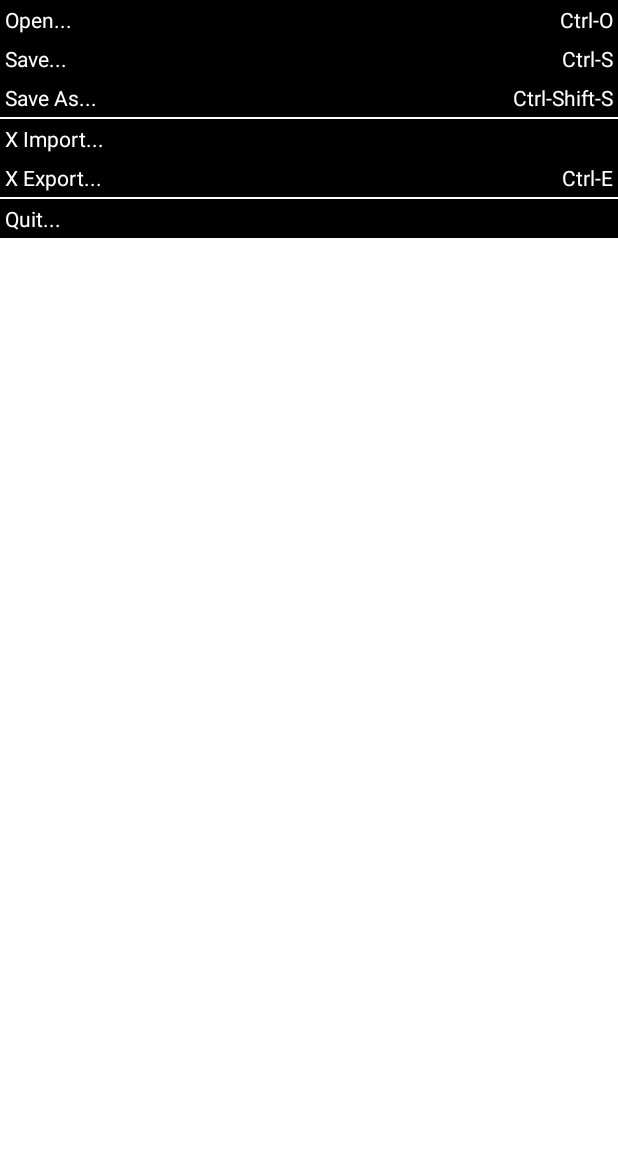
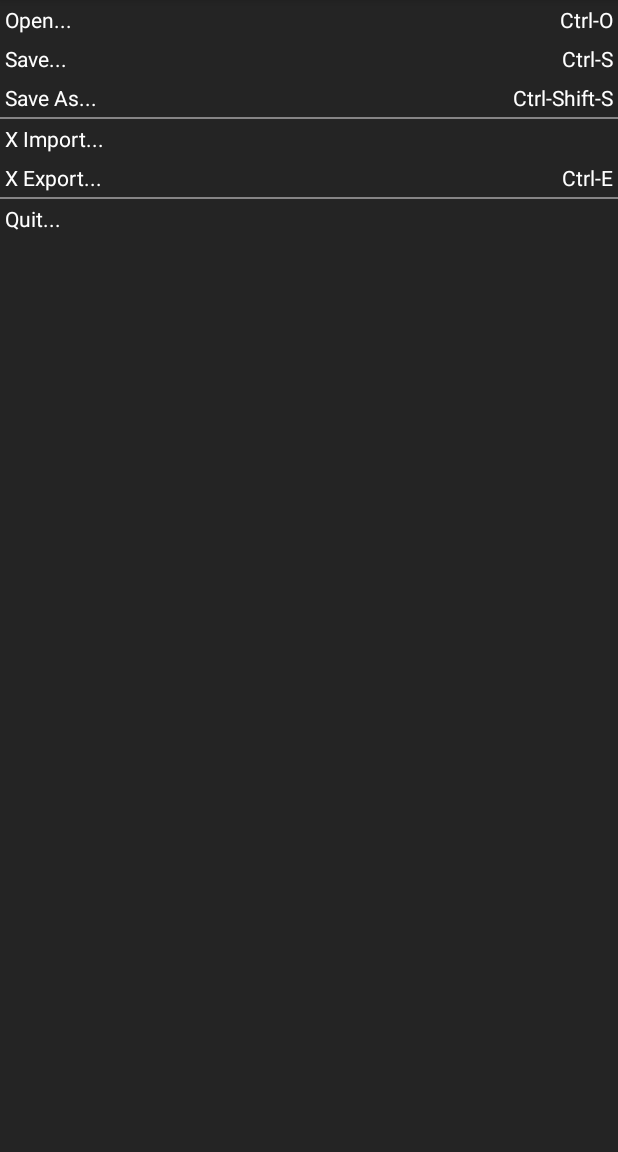
Before and after one commit to BinZrs/Java-, an Android app: the screen it shows after launch (MainActivity_1), on a phone screen of 412 x 824 dp, the part 84-1236 px from its top. Run offline under Robolectric (Android 15) with nearby library versions, the phone set to English and light mode, and no system bars.

Commit message:
安卓 布局实验一

```diff
--- a/androidLayOut/src/main/res/layout/activity_main_3.xml
+++ b/androidLayOut/src/main/res/layout/activity_main_3.xml
@@ -3,25 +3,26 @@
     android:layout_width="match_parent"
     android:layout_height="match_parent"
     android:stretchColumns="1"
-    android:background="#fff"
+    android:background="#242424"
     >
-    <TableRow
-        android:background="#000">
+
+    <TableRow>
+
         <TextView
+            android:layout_width="match_parent"
             android:layout_height="wrap_content"
-            android:layout_width="match_parent"
+            android:padding="3dip"
             android:text="@string/str1"
-            android:textColor="#fff"
-            android:padding="3dip"
-        />
+            android:textColor="#fff" />
+
         <TextView
-            android:text="@string/str_ctrl_o"
             android:gravity="right"
             android:padding="3dip"
-            android:textColor="#fff"/>
+            android:text="@string/str_ctrl_o"
+            android:textColor="#fff" />
     </TableRow>
     <TableRow
-        android:background="#000">
+       >
         <TextView
             android:layout_height="wrap_content"
             android:layout_width="match_parent"
@@ -39,7 +40,7 @@
             />
     </TableRow>
     <TableRow
-        android:background="#000"
+
         >
         <TextView
             android:layout_height="wrap_content"
@@ -58,8 +59,13 @@
 
             />
     </TableRow>
-    <TableRow android:background="#000"
-        android:layout_marginTop="1dip"
+    <TableRow android:background="#868586">
+        <TextView
+            android:text=""
+            android:layout_height="1dp"
+            />
+    </TableRow>
+    <TableRow
         >
         <TextView
             android:layout_height="wrap_content"
@@ -67,12 +73,9 @@
             android:text="@string/str5"
             android:textColor="#fff"
             android:padding="3dip"
-
             />
     </TableRow>
     <TableRow
-        android:background="#000"
-        android:layout_marginBottom="1dip"
         >
         <TextView
         android:layout_height="wrap_content"
@@ -89,7 +92,13 @@
         android:textColor="#fff"
         />
     </TableRow>
-    <TableRow    android:background="#000"
+    <TableRow android:background="#868586">
+        <TextView
+            android:text=""
+            android:layout_height="1dp"
+            />
+    </TableRow>
+    <TableRow
         >
         <TextView
             android:layout_height="wrap_content"
```
Also changed, not shown: 1 other file. Lines whose indentation alone changed are shown as unchanged.
